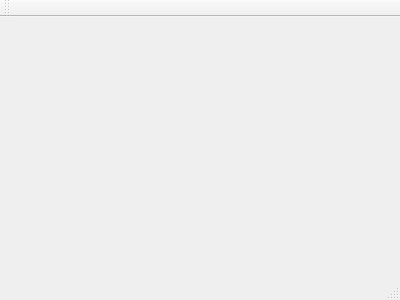
siborion/siborion_american_scan, file mainwindow.ui: the form before one commit.
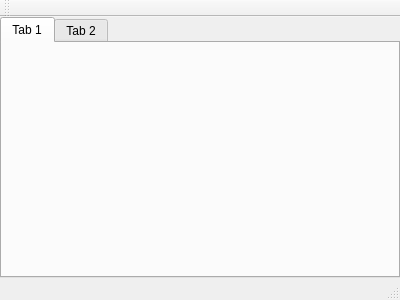
The form after the commit. The open tabs and pages were chosen to show the change.

Diff of the .ui file:
```diff
--- a/mainwindow.ui
+++ b/mainwindow.ui
@@ -12,13 +12,64 @@
   <property name="windowTitle" >
    <string>MainWindow</string>
   </property>
-  <widget class="QMenuBar" name="menuBar" />
-  <widget class="QToolBar" name="mainToolBar" />
-  <widget class="QWidget" name="centralWidget" />
-  <widget class="QStatusBar" name="statusBar" />
+  <widget class="QWidget" name="centralWidget">
+   <layout class="QGridLayout" name="gridLayout">
+    <property name="leftMargin">
+     <number>0</number>
+    </property>
+    <property name="topMargin">
+     <number>0</number>
+    </property>
+    <property name="rightMargin">
+     <number>0</number>
+    </property>
+    <property name="bottomMargin">
+     <number>0</number>
+    </property>
+    <property name="spacing">
+     <number>0</number>
+    </property>
+    <item row="0" column="0">
+     <widget class="QTabWidget" name="tabWidget">
+      <property name="currentIndex">
+       <number>1</number>
+      </property>
+      <widget class="QWidget" name="tab">
+       <attribute name="title">
+        <string>Tab 1</string>
+       </attribute>
+       <layout class="QGridLayout" name="gridLayout_3"/>
+      </widget>
+      <widget class="QWidget" name="tab_2">
+       <attribute name="title">
+        <string>Tab 2</string>
+       </attribute>
+      </widget>
+     </widget>
+    </item>
+   </layout>
+  </widget>
+  <widget class="QMenuBar" name="menuBar">
+   <property name="geometry">
+    <rect>
+     <x>0</x>
+     <y>0</y>
+     <width>400</width>
+     <height>18</height>
+    </rect>
+   </property>
+  </widget>
+  <widget class="QToolBar" name="mainToolBar">
+   <attribute name="toolBarArea">
+    <enum>TopToolBarArea</enum>
+   </attribute>
+   <attribute name="toolBarBreak">
+    <bool>false</bool>
+   </attribute>
+  </widget>
+  <widget class="QStatusBar" name="statusBar"/>
  </widget>
- <layoutDefault spacing="6" margin="11" />
- <pixmapfunction></pixmapfunction>
+ <layoutdefault spacing="6" margin="11"/>
  <resources/>
  <connections/>
 </ui>
```
Left out of the diff: 7 changed lines with no effect on the pictures.
